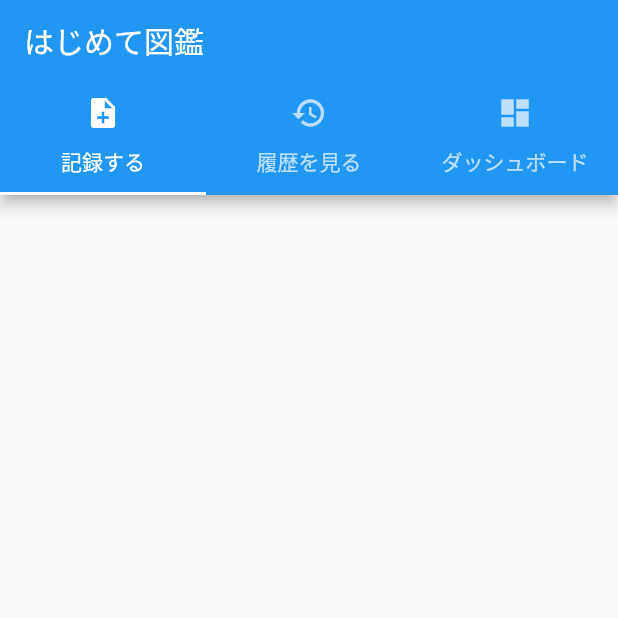
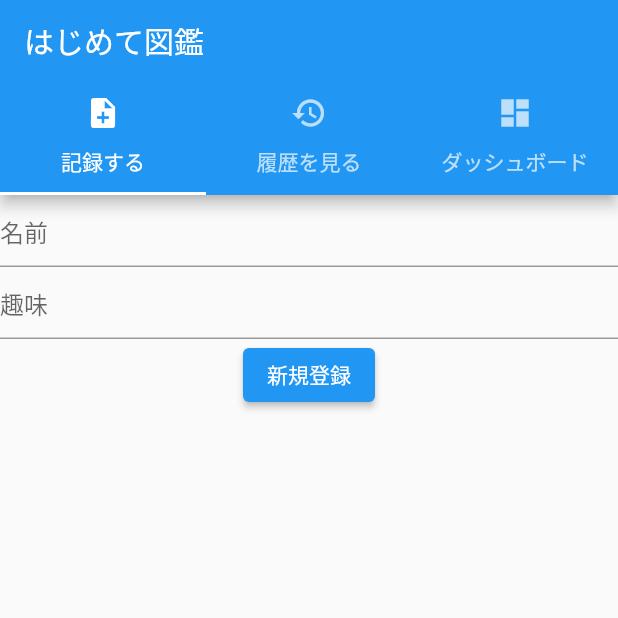
Before and after one commit to togo-mentor/for_the_first_time, a Flutter app: the screen it shows after launch, on a phone screen of 412 x 824 dp, the top half of it. Run offline on Flutter 3.47's test engine with Material 2 defaults, Android fonts, the phone set to English and light mode, and no system bars.

Commit message:
とりあえずフォーム表示した

```diff
--- a/lib/ui/pages/create_memo_page.dart
+++ b/lib/ui/pages/create_memo_page.dart
@@ -9,7 +9,26 @@ class _CreateMemoPageState extends State<CreateMemoPage> {
 
   Widget build(BuildContext context) {
     return Center(
-
+      child: Column(
+          children: [
+            TextField(
+              decoration: InputDecoration(
+                hintText: '名前',
+              ),
+            ),
+            TextField(
+              decoration: InputDecoration(
+                hintText: '趣味',
+              ),
+            ),
+            ElevatedButton(
+              child: Text('新規登録'),
+              onPressed: () {
+                // TODO: 新規登録
+              },
+            ),
+          ],
+        ),
     );
   }
 }
```
